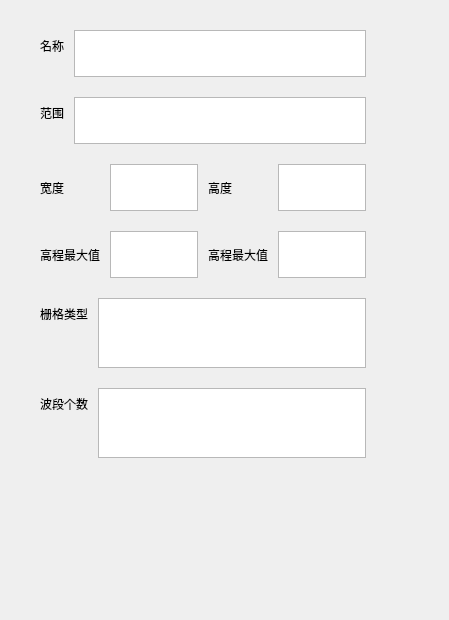
Old version of the form ui/DEM_information.ui in the repository FireboyWatergirls/RasterAnalysis.
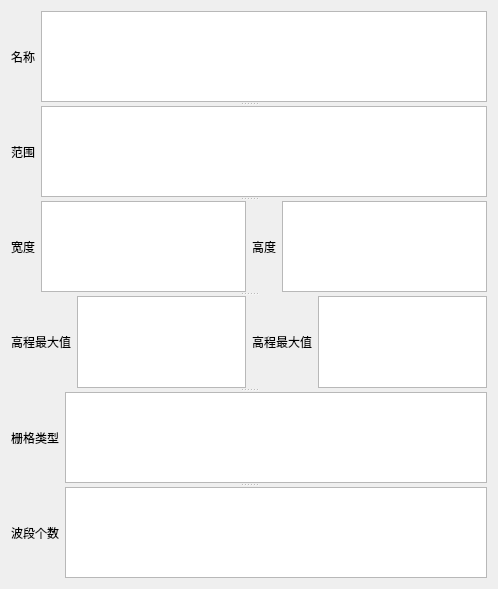
New version of the form.

```diff
--- a/ui/DEM_information.ui
+++ b/ui/DEM_information.ui
@@ -6,143 +6,126 @@
    <rect>
     <x>0</x>
     <y>0</y>
-    <width>449</width>
-    <height>620</height>
+    <width>498</width>
+    <height>589</height>
    </rect>
   </property>
   <property name="windowTitle">
    <string>DEM 基本信息</string>
   </property>
+  <layout class="QVBoxLayout" name="verticalLayout">
+   <item>
+    <widget class="QSplitter" name="splitter">
+     <property name="orientation">
+      <enum>Qt::Vertical</enum>
+     </property>
   <widget class="QWidget" name="">
-   <property name="geometry">
-    <rect>
-     <x>40</x>
-     <y>20</y>
-     <width>326</width>
-     <height>448</height>
-    </rect>
-   </property>
-   <layout class="QFormLayout" name="formLayout_2">
-    <property name="horizontalSpacing">
-     <number>10</number>
-    </property>
-    <property name="verticalSpacing">
-     <number>20</number>
-    </property>
-    <property name="topMargin">
-     <number>10</number>
-    </property>
-    <property name="bottomMargin">
-     <number>10</number>
-    </property>
-    <item row="2" column="0">
-     <widget class="QLabel" name="label_7">
-      <property name="text">
-       <string>栅格类型</string>
-      </property>
-     </widget>
-    </item>
-    <item row="2" column="1">
-     <widget class="QTextBrowser" name="textType"/>
-    </item>
-    <item row="3" column="0">
-     <widget class="QLabel" name="label_8">
-      <property name="text">
-       <string>波段个数</string>
-      </property>
-     </widget>
-    </item>
-    <item row="3" column="1">
-     <widget class="QTextBrowser" name="textBandNum"/>
-    </item>
-    <item row="0" column="0" colspan="2">
-     <layout class="QFormLayout" name="formLayout">
-      <property name="horizontalSpacing">
-       <number>10</number>
-      </property>
-      <property name="verticalSpacing">
-       <number>20</number>
-      </property>
-      <property name="topMargin">
-       <number>0</number>
-      </property>
-      <property name="bottomMargin">
-       <number>0</number>
-      </property>
-      <item row="0" column="0">
+      <layout class="QHBoxLayout" name="horizontalLayout_6">
+       <item>
        <widget class="QLabel" name="label">
         <property name="text">
          <string>名称</string>
         </property>
        </widget>
       </item>
-      <item row="0" column="1">
+       <item>
        <widget class="QTextBrowser" name="textName"/>
       </item>
-      <item row="1" column="0">
+      </layout>
+     </widget>
+     <widget class="QWidget" name="">
+      <layout class="QHBoxLayout" name="horizontalLayout_5">
+       <item>
        <widget class="QLabel" name="label_2">
         <property name="text">
          <string>范围</string>
         </property>
        </widget>
       </item>
-      <item row="1" column="1">
+       <item>
        <widget class="QTextBrowser" name="textExtent"/>
       </item>
      </layout>
-    </item>
-    <item row="1" column="0" colspan="2">
-     <layout class="QGridLayout" name="gridLayout_2">
-      <property name="horizontalSpacing">
-       <number>10</number>
-      </property>
-      <property name="verticalSpacing">
-       <number>20</number>
-      </property>
-      <item row="2" column="2">
-       <widget class="QLabel" name="label_6">
-        <property name="text">
-         <string>高程最大值</string>
-        </property>
-       </widget>
-      </item>
-      <item row="2" column="1">
-       <widget class="QTextBrowser" name="textMax"/>
-      </item>
-      <item row="1" column="0">
+     </widget>
+     <widget class="QWidget" name="">
+      <layout class="QHBoxLayout" name="horizontalLayout_4">
+       <item>
        <widget class="QLabel" name="label_3">
         <property name="text">
          <string>宽度</string>
         </property>
        </widget>
       </item>
-      <item row="2" column="0">
-       <widget class="QLabel" name="label_5">
-        <property name="text">
-         <string>高程最大值</string>
-        </property>
-       </widget>
-      </item>
-      <item row="1" column="3">
-       <widget class="QTextBrowser" name="textHeight"/>
-      </item>
-      <item row="1" column="1">
+       <item>
        <widget class="QTextBrowser" name="textWidth"/>
       </item>
-      <item row="1" column="2">
+       <item>
        <widget class="QLabel" name="label_4">
         <property name="text">
          <string>高度</string>
         </property>
        </widget>
       </item>
-      <item row="2" column="3">
+       <item>
+        <widget class="QTextBrowser" name="textHeight"/>
+       </item>
+      </layout>
+     </widget>
+     <widget class="QWidget" name="">
+      <layout class="QHBoxLayout" name="horizontalLayout_3">
+       <item>
+        <widget class="QLabel" name="label_5">
+         <property name="text">
+          <string>高程最大值</string>
+         </property>
+        </widget>
+       </item>
+       <item>
+        <widget class="QTextBrowser" name="textMax"/>
+       </item>
+       <item>
+        <widget class="QLabel" name="label_6">
+         <property name="text">
+          <string>高程最大值</string>
+         </property>
+        </widget>
+       </item>
+       <item>
        <widget class="QTextBrowser" name="textMin"/>
       </item>
      </layout>
-    </item>
-   </layout>
-  </widget>
+     </widget>
+     <widget class="QWidget" name="">
+      <layout class="QHBoxLayout" name="horizontalLayout">
+       <item>
+        <widget class="QLabel" name="label_7">
+         <property name="text">
+          <string>栅格类型</string>
+         </property>
+        </widget>
+       </item>
+       <item>
+        <widget class="QTextBrowser" name="textType"/>
+       </item>
+      </layout>
+     </widget>
+     <widget class="QWidget" name="">
+      <layout class="QHBoxLayout" name="horizontalLayout_2">
+       <item>
+        <widget class="QLabel" name="label_8">
+         <property name="text">
+          <string>波段个数</string>
+         </property>
+        </widget>
+       </item>
+       <item>
+        <widget class="QTextBrowser" name="textBandNum"/>
+       </item>
+      </layout>
+     </widget>
+    </widget>
+   </item>
+  </layout>
  </widget>
  <resources/>
  <connections/>
```
Lines whose indentation alone changed are shown as unchanged.
